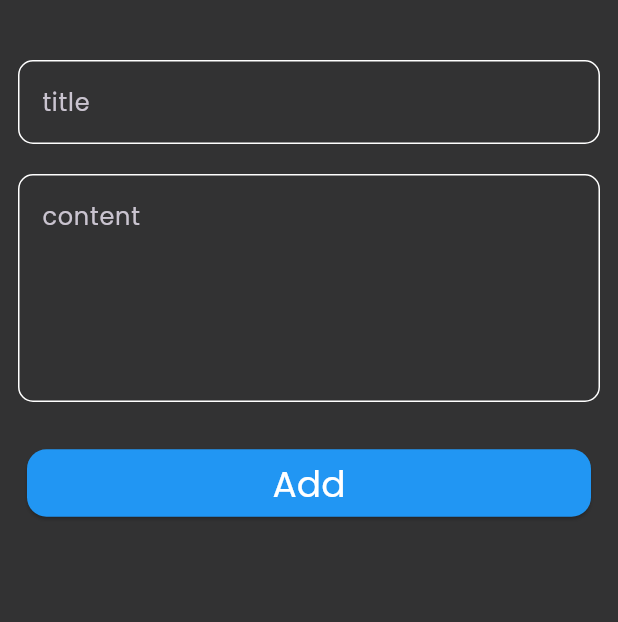
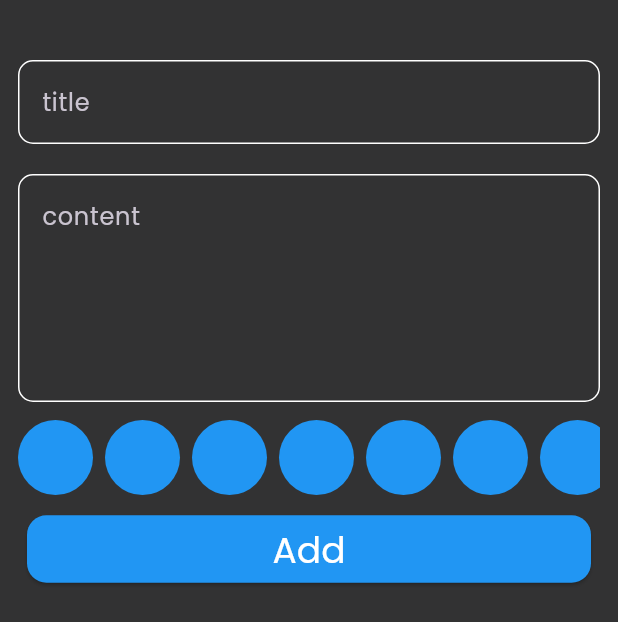
Before and after one commit to alitoson123/notes_app, a Flutter app: the CustomModelSheetFoorm widget shown alone on an empty page, opened directly, on a phone screen of 412 x 824 dp. Shown: the top 622 px of the screen. Run offline on Flutter 3.47's test engine with Material 3 defaults, Android fonts, the phone set to English and light mode, and no system bars; our stand-ins replace flutter_bloc, hive, hive_flutter; accounts and stored records are empty.

Commit message:
Create color List view part 1

```diff
--- /dev/null
+++ b/lib/Widgets/Custom_Colors_list_view.dart
@@ -0,0 +1,26 @@
+import 'package:flutter/material.dart';
+import 'package:flutter/widgets.dart';
+
+class CustomColorsListView extends StatelessWidget {
+  const CustomColorsListView({super.key});
+
+  @override
+  Widget build(BuildContext context) {
+    return SizedBox(
+                  height: 25*2,
+                  child: ListView.builder(
+                    scrollDirection:Axis.horizontal,
+                    itemCount: 10,
+                    itemBuilder: (context, index) {
+                      return Padding(
+                        padding: const EdgeInsets.only(right: 8),
+                        child: CircleAvatar(
+                          backgroundColor: Colors.blue,
+                          radius: 25,
+                        ),
+                      );
+                    },
+                  ),
+                );
+  }
+}
--- a/lib/Widgets/Custom_model_sheet_foorm.dart
+++ b/lib/Widgets/Custom_model_sheet_foorm.dart
@@ -4,6 +4,7 @@ import 'package:notes_app/Cubits/add_notes_cubit/add_notes_cubit.dart';
 import 'package:notes_app/Cubits/add_notes_cubit/add_notes_states.dart';
 import 'package:notes_app/Cubits/read_notes_cubit/read_notes_cubit.dart';
 import 'package:notes_app/Models/notes_model.dart';
+import 'package:notes_app/Widgets/Custom_Colors_list_view.dart';
 import 'package:notes_app/Widgets/Custom_text_field.dart';
 import 'package:notes_app/Widgets/custom_button.dart';
 
@@ -56,7 +57,11 @@ class _CustomModelSheetFoormState extends State<CustomModelSheetFoorm> {
                   },
                 ),
                 SizedBox(
-                  height: 30,
+                  height: 12,
+                ),
+                CustomColorsListView(),
+                SizedBox(
+                  height: 12,
                 ),
                 BlocBuilder<AddNotesCubit, addNotesStates>(
                   builder: (context, state) {
```
